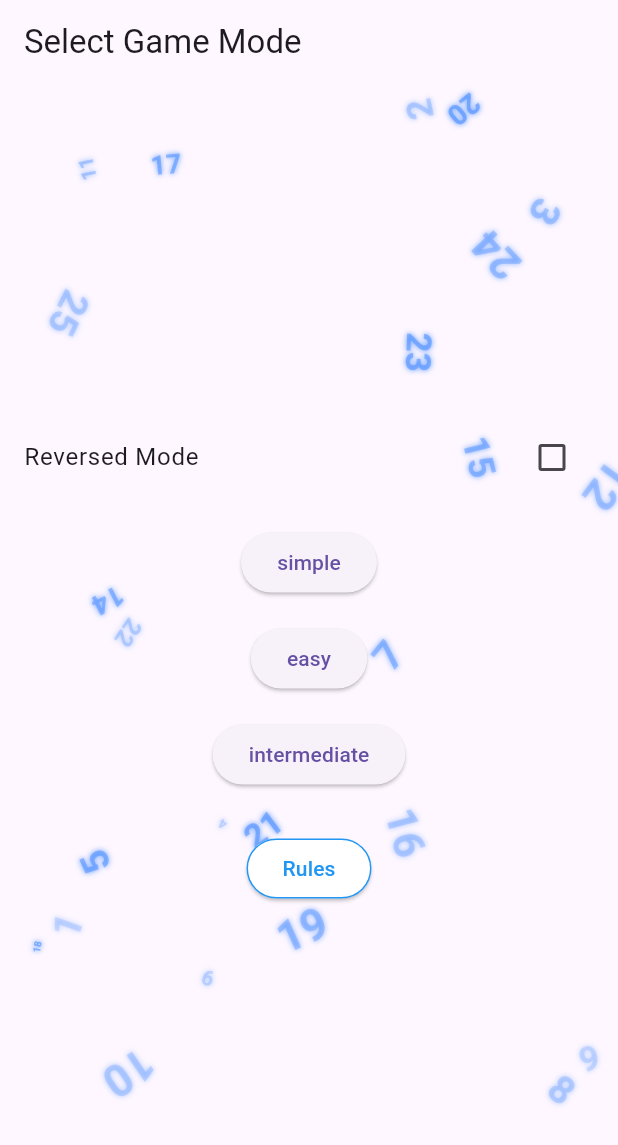
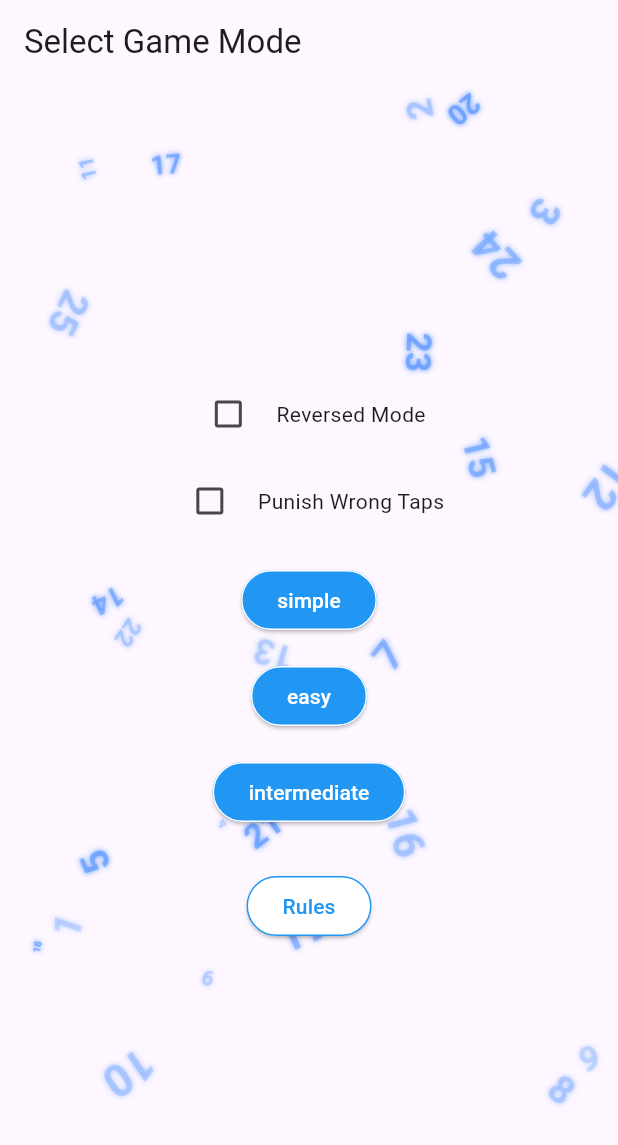
Before and after one commit to Ahad-Imtiaz/numpuzzle, a Flutter app: the screen it shows after launch, on a phone screen of 412 x 824 dp. Shown: the top 1145 px of the screen. Run offline on Flutter 3.47's test engine with Material 3 defaults, Android fonts, the light colour scheme and no system bars.

Commit message:
Added wrong tap punish option feature + some refactoring

```diff
--- /dev/null
+++ b/lib/enums/game_mode.dart
@@ -0,0 +1,5 @@
+enum GameMode {
+  simple,
+  easy,
+  intermediate,
+}
--- a/lib/screens/mode_selection_screen.dart
+++ b/lib/screens/mode_selection_screen.dart
@@ -1,8 +1,9 @@
 import 'package:flutter/material.dart';
 
+import 'package:numpuzzle/enums/game_mode.dart';
 import 'package:numpuzzle/screens/number_puzzle_game_screen.dart';
-import 'package:numpuzzle/utils/game_helper.dart';
 import 'package:numpuzzle/widgets/floating_numbers_background.dart';
+import 'package:numpuzzle/widgets/label_check_box.dart';
 
 class ModeSelectionScreen extends StatefulWidget {
   const ModeSelectionScreen({super.key});
@@ -12,13 +13,18 @@ class ModeSelectionScreen extends StatefulWidget {
 }
 
 class _ModeSelectionScreenState extends State<ModeSelectionScreen> {
-  bool reversedMode = false;
+  bool _isReversedMode = false;
+  bool _isPunishWrongTapsActive = false;
 
   void _startGame(BuildContext context, GameMode mode) {
     Navigator.push(
       context,
       MaterialPageRoute(
-        builder: (_) => NumberPuzzleGameScreen(mode: mode, isReversedMode: reversedMode),
+        builder: (_) => NumberPuzzleGameScreen(
+          mode: mode,
+          isReversedMode: _isReversedMode,
+          isPunishWrongTapsActive: _isPunishWrongTapsActive,
+        ),
       ),
     );
   }
@@ -56,23 +62,33 @@ class _ModeSelectionScreenState extends State<ModeSelectionScreen> {
   Widget build(BuildContext context) {
     return Scaffold(
       appBar: AppBar(title: const Text("Select Game Mode")),
-      body: Stack(
-        children: [
+      body: Stack(children: [
         const FloatingNumbersBackground(),
         Center(
           child: Column(
             mainAxisAlignment: MainAxisAlignment.center,
             children: [
-                CheckboxListTile(
-                  title: const Text("Reversed Mode"),
-                  value: reversedMode,
-                  onChanged: (val) => setState(() => reversedMode = val ?? false),
+              LabeledCheckbox(
+                label: "Reversed Mode",
+                value: _isReversedMode,
+                onChanged: (val) => setState(() => _isReversedMode = val),
+              ),
+              const SizedBox(height: 10),
+              LabeledCheckbox(
+                label: "Punish Wrong Taps",
+                value: _isPunishWrongTapsActive,
+                onChanged: (val) => setState(() => _isPunishWrongTapsActive = val),
               ),
               const SizedBox(height: 10),
               ...GameMode.values.map(
                 (mode) => Padding(
                   padding: const EdgeInsets.symmetric(vertical: 8),
                   child: ElevatedButton(
+                    style: ElevatedButton.styleFrom(
+                      backgroundColor: Colors.blue,
+                      foregroundColor: Colors.white,
+                      side: const BorderSide(color: Colors.white),
+                    ),
                     onPressed: () => _startGame(context, mode),
                     child: Text(mode.name),
                   ),
@@ -91,8 +107,7 @@ class _ModeSelectionScreenState extends State<ModeSelectionScreen> {
             ],
           ),
         ),
-        ],
-      ),
+      ]),
     );
   }
 }
--- a/lib/utils/game_helper.dart
+++ b/lib/utils/game_helper.dart
@@ -1,8 +1,7 @@
 import 'dart:math';
 
+import 'package:numpuzzle/enums/game_mode.dart';
 import 'package:numpuzzle/models/cell.dart';
-
-enum GameMode { simple, easy, intermediate }
 
 class GameHelper {
   static List<List<Cell>> generateGrid(int gridSize, GameMode mode, bool isReversedMode) {
--- /dev/null
+++ b/lib/widgets/label_check_box.dart
@@ -0,0 +1,32 @@
+import 'package:flutter/material.dart';
+
+class LabeledCheckbox extends StatelessWidget {
+  final String label;
+  final bool value;
+  final ValueChanged<bool> onChanged;
+
+  const LabeledCheckbox({
+    Key? key,
+    required this.label,
+    required this.value,
+    required this.onChanged,
+  }) : super(key: key);
+
+  @override
+  Widget build(BuildContext context) {
+    return InkWell(
+      onTap: () => onChanged(!value),
+      child: Row(
+        mainAxisSize: MainAxisSize.min,
+        children: [
+          Checkbox(
+            value: value,
+            onChanged: (val) => onChanged(val ?? false),
+          ),
+          const SizedBox(width: 8),
+          Text(label),
+        ],
+      ),
+    );
+  }
+}
```
Also changed, not shown: lib/models/cell.dart (+7 -1 lines), lib/screens/number_puzzle_game_screen.dart (+24 -10 lines). Lines whose indentation alone changed are shown as unchanged.
